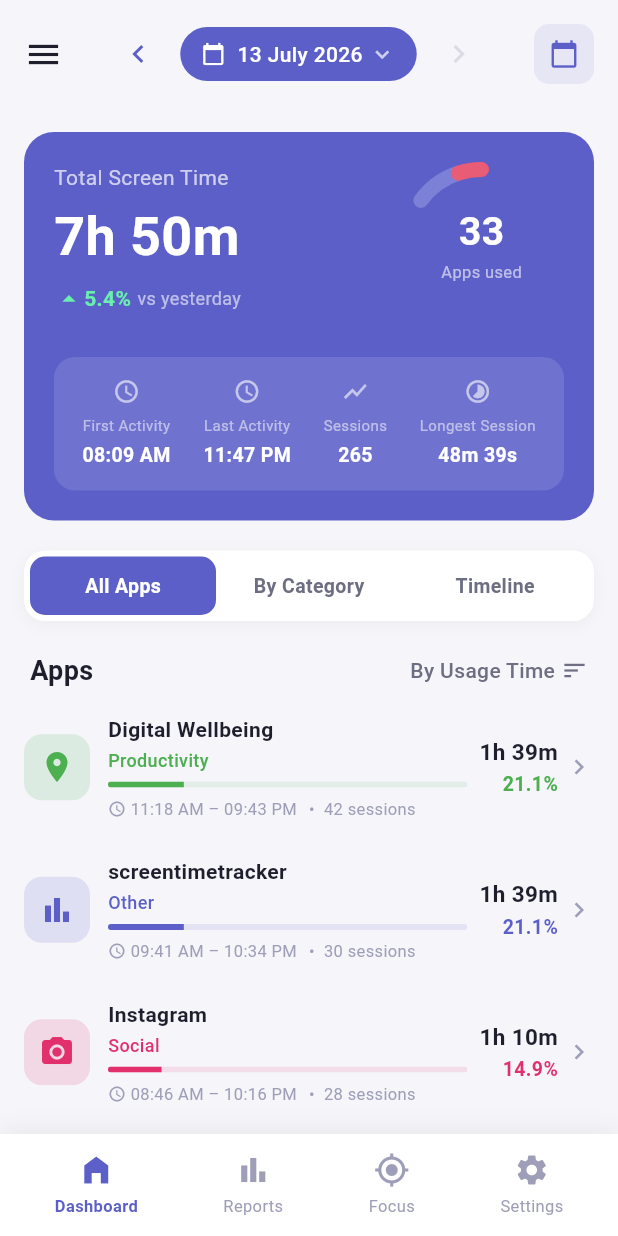
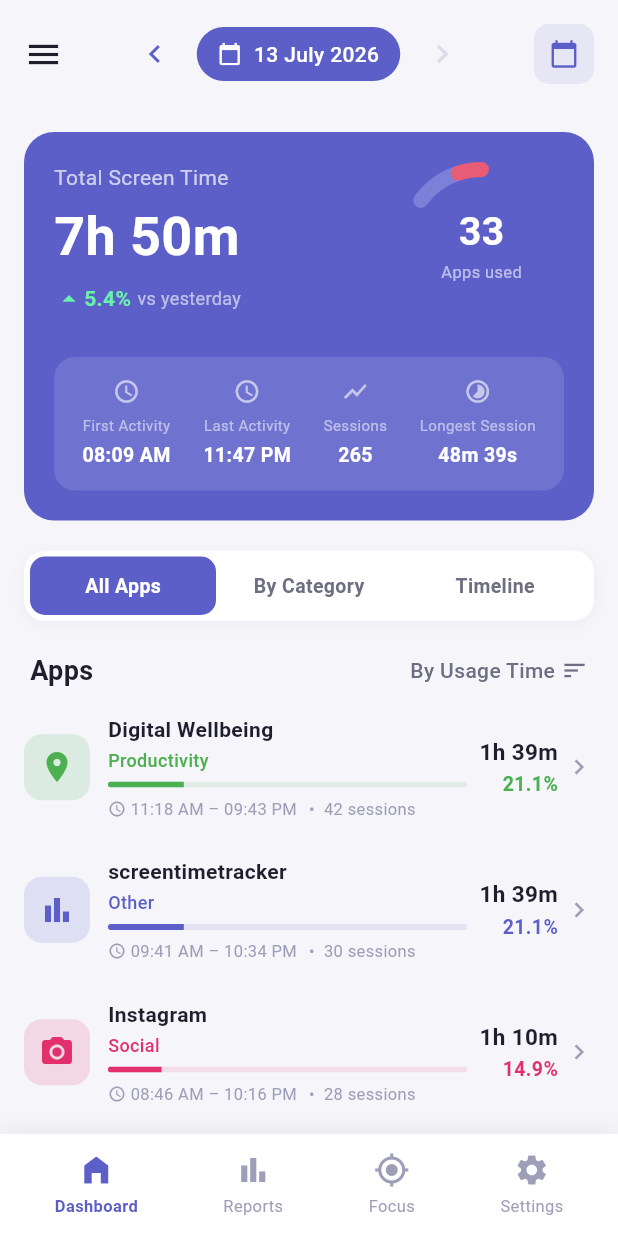
Before and after one commit to div-comcast/screentimetracker, a Flutter app: the screen it shows after launch, on a phone screen of 412 x 824 dp. Run offline on Flutter 3.47's test engine with Material 3 defaults, Android fonts, the phone set to English and light mode, and no system bars.

Commit message:
dashboard

```diff
--- a/lib/frontend/screens/dashboard.dart
+++ b/lib/frontend/screens/dashboard.dart
@@ -239,11 +239,6 @@
                       fontSize: 14,
                       fontWeight: FontWeight.w500,
                     ),
-                  ),
-                  const SizedBox(width: 4),
-                  Icon(
-                    _showCalendar ? Icons.keyboard_arrow_up : Icons.keyboard_arrow_down,
-                    color: Colors.white70, size: 18,
                   ),
                 ],
               ),
```
